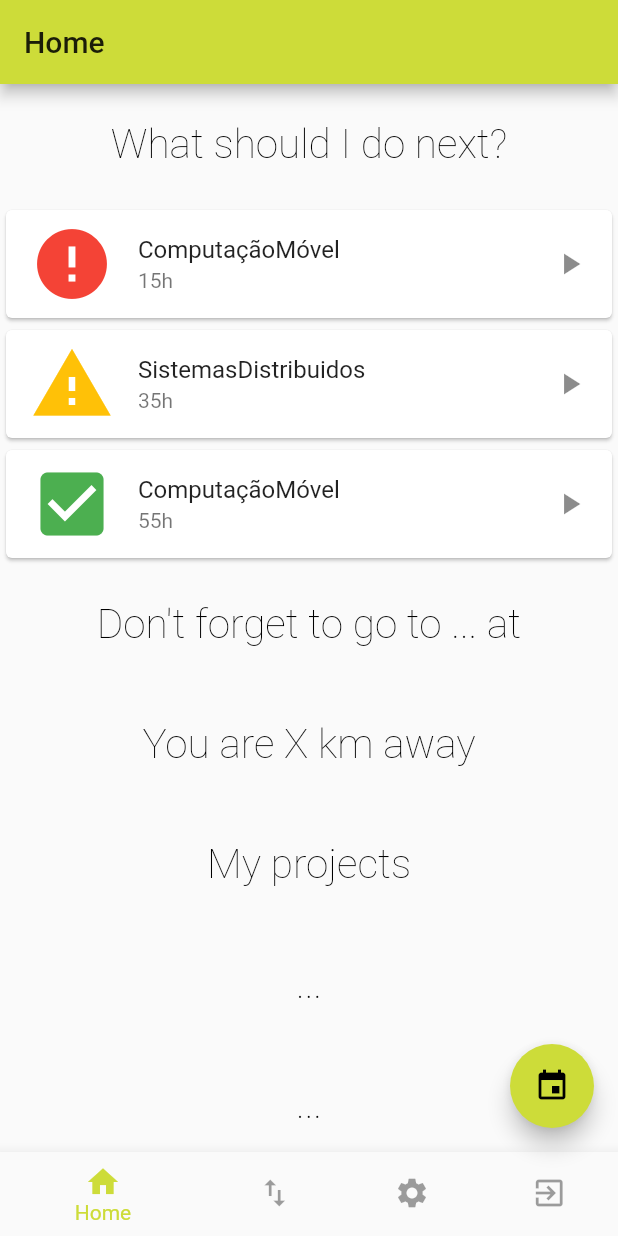
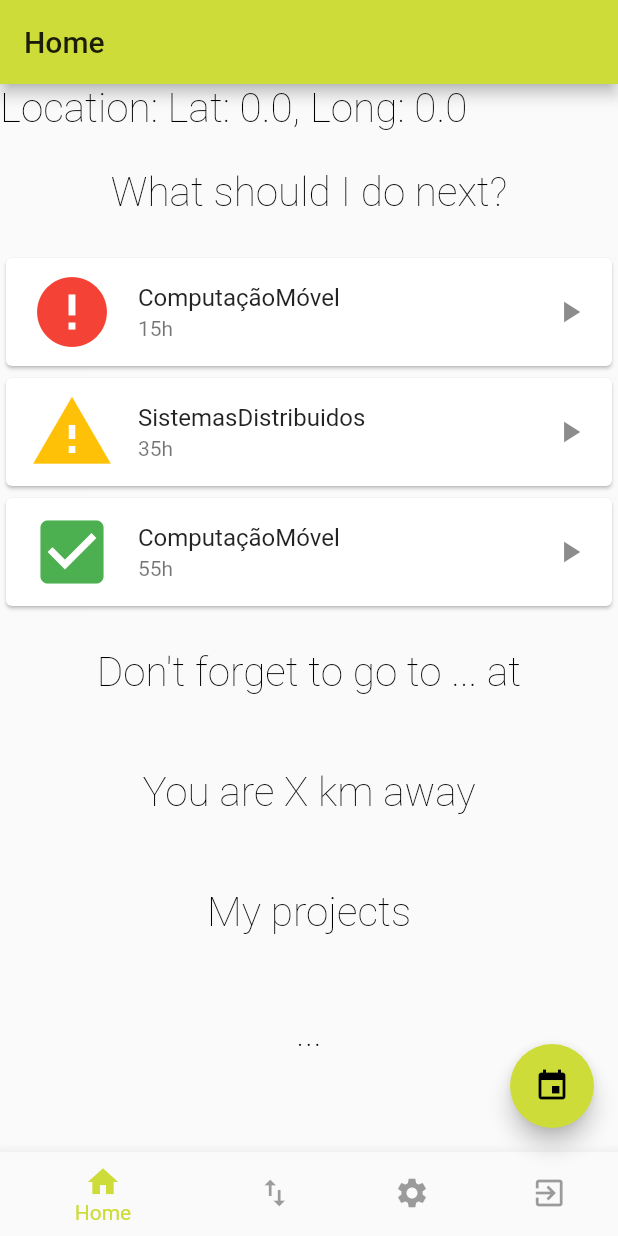
Before and after one commit to ijusto/plus_time, a Flutter app: the HomePage screen opened directly, on a phone screen of 412 x 824 dp. Run offline on Flutter 3.47's test engine with Material 2 defaults, Android fonts, the phone set to English and light mode, and no system bars; our stand-ins replace local_auth, location; missing offline and left inert: barcode_scan, device_calendar; accounts and stored records are empty; Roboto replaces fonts that are missing (Hind, Merriweather).

Commit message:
location and delete files corrupting the project (flutter older version)

```diff
--- a/plus_time/lib/home.dart
+++ b/plus_time/lib/home.dart
@@ -120,12 +120,22 @@ class _HomePageState extends State<HomePage> {
   // Create the layout
   @override
   Widget build(BuildContext context) {
+    var userLocation = Provider.of<UserLocation>(context);
+
     return Scaffold(
       appBar: AppBar(
         title: Text(widget.title),
       ),
       body: CustomScrollView(
         slivers: <Widget>[
+          SliverList(
+            delegate: SliverChildListDelegate([
+              Text(
+                "Location: Lat: ${userLocation.latitude}, Long: ${userLocation.longitude}",
+                style: Theme.of(context).textTheme.title,
+              ),
+            ]),
+          ),
           SliverList(
             delegate: SliverChildBuilderDelegate(
               (BuildContext context, int index) {
--- a/plus_time/lib/main.dart
+++ b/plus_time/lib/main.dart
@@ -7,9 +7,22 @@ import 'biom_auth.dart';
 import 'home.dart';
 import 'qrcode.dart';
 import 'settings.dart';
+import 'package:flutter/material.dart';
+import 'utils.dart';
+import 'package:provider/provider.dart';
+import 'package:plus_time/datamodels/user_location.dart';
+import 'package:plus_time/load_calendars.dart';
 
 void main() {
-  runApp(MaterialApp(
+  runApp(MyApp());
+}
+
+class MyApp extends StatelessWidget {
+  @override
+  Widget build(BuildContext context) {
+    return StreamProvider<UserLocation>(
+        create: (context) => LocationService().locationStream,
+        child: MaterialApp(
           title: '+Time',
           theme: ThemeData(
             primarySwatch: Colors.lime,
@@ -19,20 +32,25 @@ void main() {
             fontFamily: 'Merriweather',
             textTheme: TextTheme(
               headline: TextStyle(fontSize: 72.0, fontWeight: FontWeight.bold),
-                title: TextStyle(fontSize: 27.0, color: const Color(0xFF000000),
+              title: TextStyle(
+                  fontSize: 27.0,
+                  color: const Color(0xFF000000),
                   fontWeight: FontWeight.w200),
-                subtitle: TextStyle(fontSize: 16.0, color: const Color(0xFF000000),
+              subtitle: TextStyle(
+                  fontSize: 16.0,
+                  color: const Color(0xFF000000),
                   fontWeight: FontWeight.w200),
               body1: TextStyle(fontSize: 14.0, fontFamily: 'Hind'),
             ),
           ),
           initialRoute: '/',
           routes: {
-              '/'         : (context) => Home(),
+            '/': (context) => Home(),
             '/add_event': (context) => AddEvent(),
-              '/login'    : (context) => BiomAuth(),
-              '/qrModule' : (context) => QRCode(),
-              '/settings' : (context) => Settings(),
+            '/login': (context) => BiomAuth(),
+            '/qrModule': (context) => QRCode(),
+            '/settings': (context) => Settings(),
           },
         ));
   }
+}
--- a/plus_time/lib/services/locationService.dart
+++ b/plus_time/lib/services/locationService.dart
@@ -31,6 +31,8 @@ class LocationService {
 
   Stream<UserLocation> get locationStream => _locationController.stream;
 
+  StreamController<UserLocation> get locationController => _locationController;
+
   Future<UserLocation> getLocation() async {
     try {
       var userLocation = await location.getLocation();
--- a/plus_time/pubspec.yaml
+++ b/plus_time/pubspec.yaml
@@ -31,7 +31,7 @@ dependencies:
   local_auth: ^0.6.1+3
 
   # for access to the devices location
-  provider:
+  provider: ^4.0.4
   location: ^2.3.5
 
   # This package provides internationalization and localization facilities,
```
Also changed, not shown: 7 other files. Lines whose indentation alone changed are shown as unchanged.
